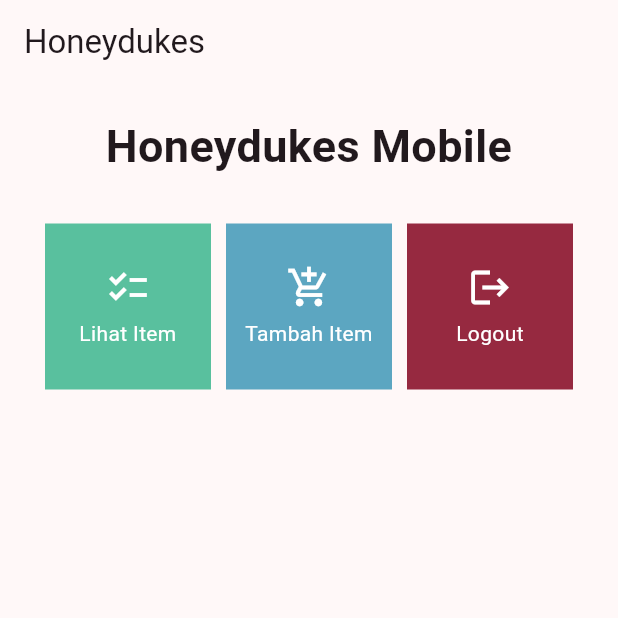
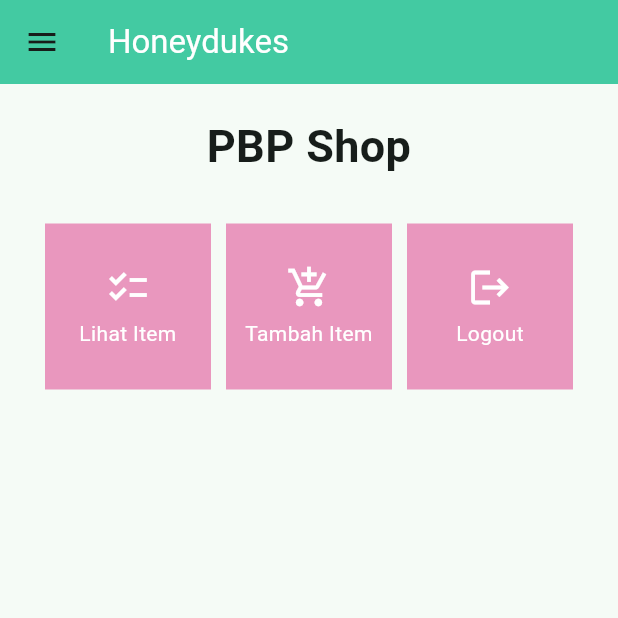
Before and after one commit to farahramadhina/honeydukes_mobile, a Flutter app: the screen it shows after launch, on a phone screen of 412 x 824 dp, the top half of it. Run offline on Flutter 3.47's test engine with Material 2 defaults, Android fonts, the light colour scheme and no system bars.

Commit message:
Selesai Checklist Tugas 8

```diff
--- a/lib/main.dart
+++ b/lib/main.dart
@@ -1,5 +1,5 @@
 import 'package:flutter/material.dart';
-import 'package:honeydukes_mobile/menu.dart';
+import 'package:honeydukes_mobile/screens/menu.dart';
 
 void main() {
   runApp(const MyApp());
@@ -12,7 +12,7 @@
   @override
   Widget build(BuildContext context) {
     return MaterialApp(
-      title: 'Honeydukes',
+      title: 'Flutter Demo',
       theme: ThemeData(
         // This is the theme of your application.
         //
@@ -29,7 +29,12 @@
         //
         // This works for code too, not just values: Most code changes can be
         // tested with just a hot reload.
-        colorScheme: ColorScheme.fromSeed(seedColor: Color.fromARGB(255, 219, 141, 180)),
+        appBarTheme: AppBarTheme(
+          backgroundColor: Color.fromARGB(255, 67, 202, 162),
+        ),
+        colorScheme: ColorScheme.fromSeed(
+          seedColor: Color.fromARGB(255, 67, 202, 162),
+        ),
         useMaterial3: true,
       ),
       home: MyHomePage(),
--- a/lib/menu.dart
+++ /dev/null
@@ -1,101 +0,0 @@
-import 'package:flutter/material.dart';
-
-class MyHomePage extends StatelessWidget {
-  MyHomePage({Key? key}) : super(key: key);
-
-  final List<ShopItem> items = [
-    ShopItem("Lihat Item", Icons.checklist, Color.fromARGB(255, 89, 192, 158)),
-    ShopItem("Tambah Item", Icons.add_shopping_cart, Color.fromARGB(255, 92, 166, 193)),
-    ShopItem("Logout", Icons.logout, Color.fromARGB(255, 150, 41, 64)),
-  ];
-
-  @override
-  Widget build(BuildContext context) {
-    return Scaffold(
-      appBar: AppBar(
-        title: const Text('Honeydukes'),
-      ),
-      body: SingleChildScrollView(
-        child: Padding(
-          padding: const EdgeInsets.all(10.0),
-          child: Column(
-            children: <Widget>[
-              const Padding(
-                padding: EdgeInsets.only(top: 10.0, bottom: 10.0),
-                child: Text(
-                  'Honeydukes Mobile',
-                  textAlign: TextAlign.center,
-                  style: TextStyle(
-                    fontSize: 30,
-                    fontWeight: FontWeight.bold,
-                  ),
-                ),
-              ),
-              GridView.count(
-                primary: true,
-                padding: const EdgeInsets.all(20),
-                crossAxisSpacing: 10,
-                mainAxisSpacing: 10,
-                crossAxisCount: 3,
-                shrinkWrap: true,
-                children: items.map((ShopItem item) {
-                  return ShopCard(item);
-                }).toList(),
-              ),
-            ],
-          ),
-        ),
-      ),
-    );
-  }
-}
-
-class ShopItem {
-  final String name;
-  final IconData icon;
-  final Color cardColor;
-
-  ShopItem(this.name, this.icon, this.cardColor);
-}
-
-class ShopCard extends StatelessWidget {
-  final ShopItem item;
-
-  const ShopCard(this.item, {Key? key}) : super(key: key);
-
-  @override
-  Widget build(BuildContext context) {
-    return Material(
-      color: item.cardColor,
-      child: InkWell(
-        onTap: () {
-          ScaffoldMessenger.of(context)
-            ..hideCurrentSnackBar()
-            ..showSnackBar(SnackBar(
-                content: Text("Kamu telah menekan tombol ${item.name}!")));
-        },
-        child: Container(
-          padding: const EdgeInsets.all(8),
-          child: Center(
-            child: Column(
-              mainAxisAlignment: MainAxisAlignment.center,
-              children: [
-                Icon(
-                  item.icon,
-                  color: Colors.white,
-                  size: 30.0,
-                ),
-                const Padding(padding: EdgeInsets.all(3)),
-                Text(
-                  item.name,
-                  textAlign: TextAlign.center,
-                  style: const TextStyle(color: Colors.white),
-                ),
-              ],
-            ),
-          ),
-        ),
-      ),
-    );
-  }
-}
--- /dev/null
+++ b/lib/screens/menu.dart
@@ -0,0 +1,61 @@
+import 'package:flutter/material.dart';
+import 'package:honeydukes_mobile/screens/shoplist_form.dart';
+import 'package:honeydukes_mobile/widgets/left_drawer.dart';
+import 'package:honeydukes_mobile/widgets/shop_card.dart';
+
+class MyHomePage extends StatelessWidget {
+  MyHomePage({Key? key}) : super(key: key);
+
+  final List<ShopItem> items = [
+    ShopItem("Lihat Item", Icons.checklist),
+    ShopItem("Tambah Item", Icons.add_shopping_cart),
+    ShopItem("Logout", Icons.logout),
+  ];
+
+  @override
+  Widget build(BuildContext context) {
+    return Scaffold(
+      appBar: AppBar(
+        title: const Text('Honeydukes', style: TextStyle(color: Colors.white)),
+      ),
+      drawer: const LeftDrawer(),
+      body: SingleChildScrollView(
+        // Widget wrapper yang dapat discroll
+        child: Padding(
+          padding: const EdgeInsets.all(10.0), // Set padding dari halaman
+          child: Column(
+            // Widget untuk menampilkan children secara vertikal
+            children: <Widget>[
+              const Padding(
+                padding: EdgeInsets.only(top: 10.0, bottom: 10.0),
+                // Widget Text untuk menampilkan tulisan dengan alignment center dan style yang sesuai
+                child: Text(
+                  'PBP Shop', // Text yang menandakan toko
+                  textAlign: TextAlign.center,
+                  style: TextStyle(
+                    fontSize: 30,
+                    fontWeight: FontWeight.bold,
+                  ),
+                ),
+              ),
+              // Grid layout
+              GridView.count(
+                // Container pada card kita.
+                primary: true,
+                padding: const EdgeInsets.all(20),
+                crossAxisSpacing: 10,
+                mainAxisSpacing: 10,
+                crossAxisCount: 3,
+                shrinkWrap: true,
+                children: items.map((ShopItem item) {
+                  // Iterasi untuk setiap item
+                  return ShopCard(item);
+                }).toList(),
+              ),
+            ],
+          ),
+        ),
+      ),
+    );
+  }
+}
--- /dev/null
+++ b/lib/widgets/shop_card.dart
@@ -0,0 +1,66 @@
+import 'package:flutter/material.dart';
+import 'package:honeydukes_mobile/screens/menu.dart'; // Impor berkas menu.dart jika diperlukan
+import 'package:honeydukes_mobile/widgets/left_drawer.dart'; // Impor drawer yang sudah dibuat sebelumnya
+import 'package:honeydukes_mobile/screens/shoplist_form.dart';
+
+class ShopItem {
+  final String name;
+  final IconData icon;
+
+  ShopItem(this.name, this.icon);
+}
+
+class ShopCard extends StatelessWidget {
+  final ShopItem item;
+
+  const ShopCard(this.item, {super.key}); // Constructor
+
+  @override
+  Widget build(BuildContext context) {
+    return Material(
+      color: Color.fromARGB(255, 233, 151, 190),
+      child: InkWell(
+        // Area responsif terhadap sentuhan
+        onTap: () {
+          // Memunculkan SnackBar ketika diklik
+          ScaffoldMessenger.of(context)
+            ..hideCurrentSnackBar()
+            ..showSnackBar(SnackBar(
+                content: Text("Kamu telah menekan tombol ${item.name}!")));
+
+          // Navigate ke route yang sesuai (tergantung jenis tombol)
+          if (item.name == "Tambah Item") {
+            // TODO: Gunakan Navigator.push untuk melakukan navigasi ke MaterialPageRoute yang mencakup ShopFormPage.
+            Navigator.pushReplacement(
+                context,
+                MaterialPageRoute(
+                  builder: (context) => ShopFormPage(),
+                ));
+          }
+        },
+        child: Container(
+          // Container untuk menyimpan Icon dan Text
+          padding: const EdgeInsets.all(8),
+          child: Center(
+            child: Column(
+              mainAxisAlignment: MainAxisAlignment.center,
+              children: [
+                Icon(
+                  item.icon,
+                  color: Colors.white,
+                  size: 30.0,
+                ),
+                const Padding(padding: EdgeInsets.all(3)),
+                Text(
+                  item.name,
+                  textAlign: TextAlign.center,
+                  style: const TextStyle(color: Colors.white),
+                ),
+              ],
+            ),
+          ),
+        ),
+      ),
+    );
+  }
+}
```
Also changed, not shown: lib/screens/shoplist_form.dart (added, +214 -0 lines), lib/widgets/left_drawer.dart (added, +70 -0 lines).
